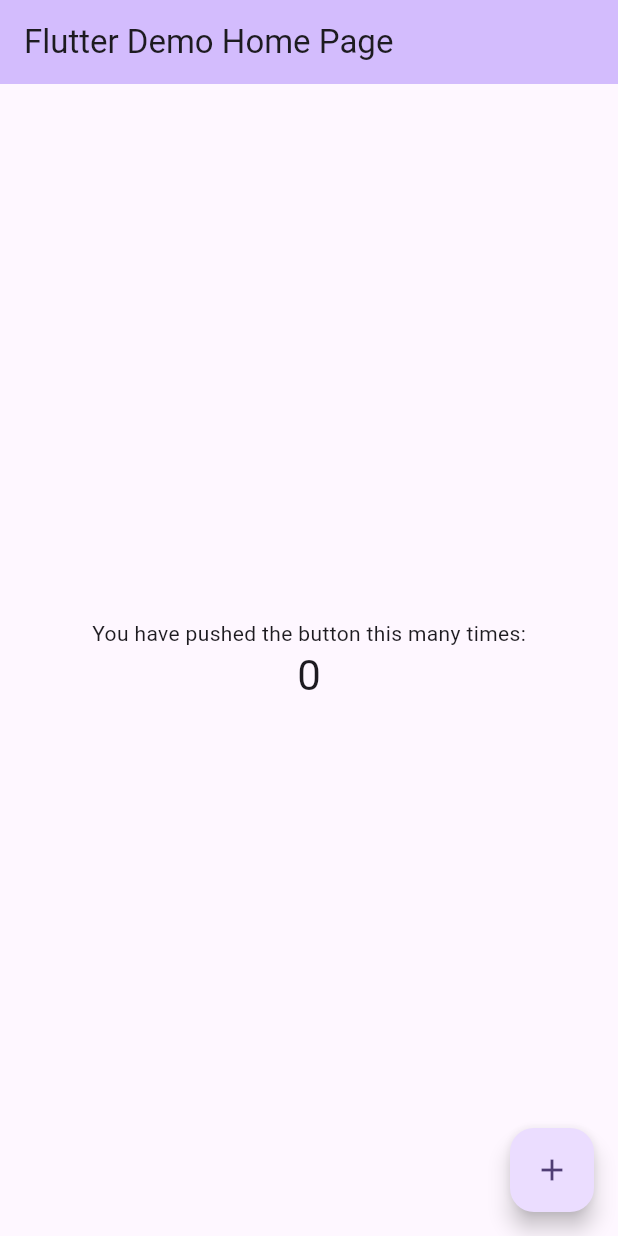
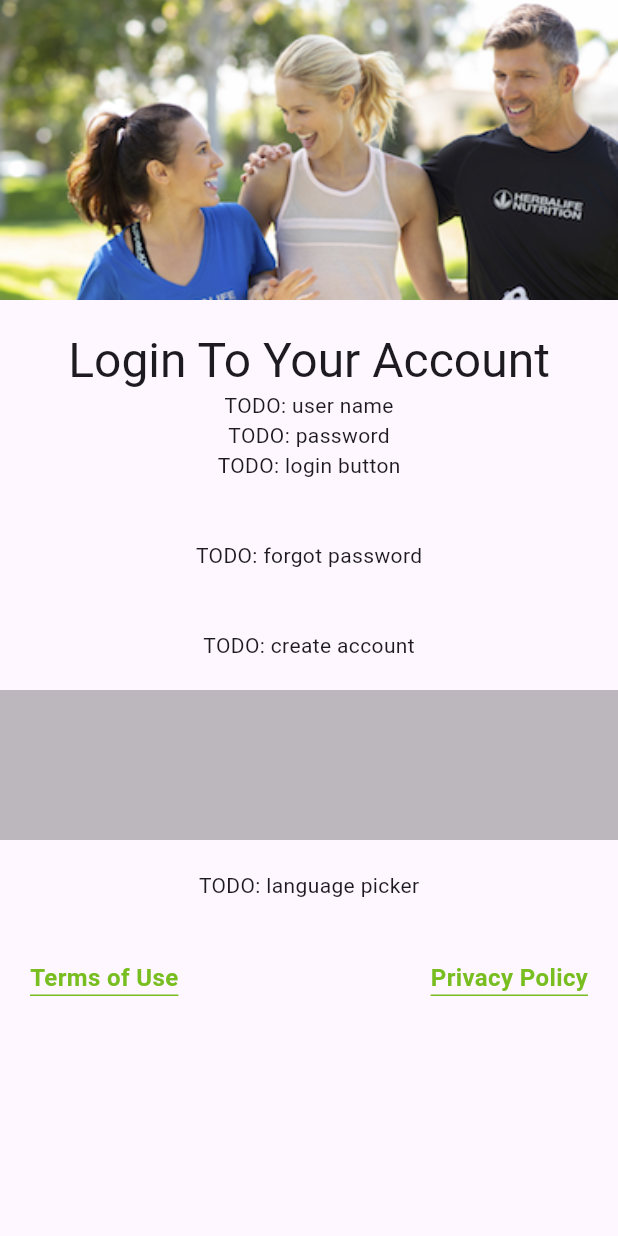
Before and after one commit to ulrichsi-hrbl/auth_module, a Flutter app: the screen it shows after launch, on a phone screen of 412 x 824 dp. Run offline on Flutter 3.47's test engine with Material 2 defaults, Android fonts, the light colour scheme and no system bars.

Commit message:
login screen started

```diff
--- a/lib/main.dart
+++ b/lib/main.dart
@@ -1,3 +1,4 @@
+import 'package:authenticate/authenticate.dart';
 import 'package:flutter/material.dart';
 
 void main() {
@@ -31,95 +32,8 @@ class MyApp extends StatelessWidget {
           colorScheme: ColorScheme.fromSeed(seedColor: Colors.deepPurple),
           useMaterial3: true,
         ),
-      home: const MyHomePage(title: 'Flutter Demo Home Page'),
-    );
+        home: const Scaffold(
+          body: Authenticate(),
+        ));
   }
 }
-
-class MyHomePage extends StatefulWidget {
-  const MyHomePage({super.key, required this.title});
-
-  // This widget is the home page of your application. It is stateful, meaning
-  // that it has a State object (defined below) that contains fields that affect
-  // how it looks.
-
-  // This class is the configuration for the state. It holds the values (in this
-  // case the title) provided by the parent (in this case the App widget) and
-  // used by the build method of the State. Fields in a Widget subclass are
-  // always marked "final".
-
-  final String title;
-
-  @override
-  State<MyHomePage> createState() => _MyHomePageState();
-}
-
-class _MyHomePageState extends State<MyHomePage> {
-  int _counter = 0;
-
-  void _incrementCounter() {
-    setState(() {
-      // This call to setState tells the Flutter framework that something has
-      // changed in this State, which causes it to rerun the build method below
-      // so that the display can reflect the updated values. If we changed
-      // _counter without calling setState(), then the build method would not be
-      // called again, and so nothing would appear to happen.
-      _counter++;
-    });
-  }
-
-  @override
-  Widget build(BuildContext context) {
-    // This method is rerun every time setState is called, for instance as done
-    // by the _incrementCounter method above.
-    //
-    // The Flutter framework has been optimized to make rerunning build methods
-    // fast, so that you can just rebuild anything that needs updating rather
-    // than having to individually change instances of widgets.
-    return Scaffold(
-      appBar: AppBar(
-        // TRY THIS: Try changing the color here to a specific color (to
-        // Colors.amber, perhaps?) and trigger a hot reload to see the AppBar
-        // change color while the other colors stay the same.
-        backgroundColor: Theme.of(context).colorScheme.inversePrimary,
-        // Here we take the value from the MyHomePage object that was created by
-        // the App.build method, and use it to set our appbar title.
-        title: Text(widget.title),
-      ),
-      body: Center(
-        // Center is a layout widget. It takes a single child and positions it
-        // in the middle of the parent.
-        child: Column(
-          // Column is also a layout widget. It takes a list of children and
-          // arranges them vertically. By default, it sizes itself to fit its
-          // children horizontally, and tries to be as tall as its parent.
-          //
-          // Column has various properties to control how it sizes itself and
-          // how it positions its children. Here we use mainAxisAlignment to
-          // center the children vertically; the main axis here is the vertical
-          // axis because Columns are vertical (the cross axis would be
-          // horizontal).
-          //
-          // TRY THIS: Invoke "debug painting" (choose the "Toggle Debug Paint"
-          // action in the IDE, or press "p" in the console), to see the
-          // wireframe for each widget.
-          mainAxisAlignment: MainAxisAlignment.center,
-          children: <Widget>[
-            const Text(
-              'You have pushed the button this many times:',
-            ),
-            Text(
-              '$_counter',
-              style: Theme.of(context).textTheme.headlineMedium,
-            ),
-          ],
-        ),
-      ),
-      floatingActionButton: FloatingActionButton(
-        onPressed: _incrementCounter,
-        tooltip: 'Increment',
-        child: const Icon(Icons.add),
-      ), // This trailing comma makes auto-formatting nicer for build methods.
-    );
-  }
-}
--- a/packages/authenticate/lib/authenticate.dart
+++ b/packages/authenticate/lib/authenticate.dart
@@ -1,7 +1,44 @@
-library authenticate;
+import 'package:authenticate/widgets/create_account_panel.dart';
+import 'package:authenticate/widgets/forgot_password_panel.dart';
+import 'package:authenticate/widgets/language_picker_panel.dart';
+import 'package:authenticate/widgets/login_panel.dart';
+import 'package:authenticate/widgets/terms_privacy_panel.dart';
+import 'package:flutter/material.dart';
 
-/// A Calculator.
-class Calculator {
-  /// Returns [value] plus 1.
-  int addOne(int value) => value + 1;
+class Authenticate extends StatefulWidget {
+  const Authenticate({super.key});
+
+  @override
+  State<Authenticate> createState() => _AuthenticateState();
 }
+
+class _AuthenticateState extends State<Authenticate> {
+  @override
+  Widget build(BuildContext context) {
+    return CustomScrollView(
+      slivers: <Widget>[
+        SliverAppBar(
+          backgroundColor: Colors.green,
+          expandedHeight: 200.0,
+          flexibleSpace: FlexibleSpaceBar(
+            background: Image.asset(
+                'packages/authenticate/assets/images/loginHeader.png',
+                fit: BoxFit.cover),
+          ),
+        ),
+        SliverList(
+          delegate: SliverChildListDelegate(
+            [
+              LoginPanel(),
+              ForgotPasswordPanel(),
+              CreateAccountPanel(),
+              Container(color: Colors.black26, height: 100),
+              LanguagePickerPanel(),
+              TermsOfUsePrivacyPanel(),
+            ],
+          ),
+        ),
+      ],
+    );
+  }
+}
--- /dev/null
+++ b/packages/authenticate/lib/widgets/create_account_panel.dart
@@ -0,0 +1,21 @@
+import 'package:flutter/material.dart';
+
+class CreateAccountPanel extends StatelessWidget {
+  const CreateAccountPanel({super.key});
+
+  @override
+  Widget build(BuildContext context) {
+    return const Column(
+      mainAxisSize: MainAxisSize.min,
+      children: [
+        SizedBox(
+          height: 20,
+        ),
+        Text('TODO: create account'),
+        SizedBox(
+          height: 20,
+        ),
+      ],
+    );
+  }
+}
--- /dev/null
+++ b/packages/authenticate/lib/widgets/forgot_password_panel.dart
@@ -0,0 +1,21 @@
+import 'package:flutter/material.dart';
+
+class ForgotPasswordPanel extends StatelessWidget {
+  const ForgotPasswordPanel({super.key});
+
+  @override
+  Widget build(BuildContext context) {
+    return const Column(
+      mainAxisSize: MainAxisSize.min,
+      children: [
+        SizedBox(
+          height: 20,
+        ),
+        Text('TODO: forgot password'),
+        SizedBox(
+          height: 20,
+        ),
+      ],
+    );
+  }
+}
--- /dev/null
+++ b/packages/authenticate/lib/widgets/language_picker_panel.dart
@@ -0,0 +1,21 @@
+import 'package:flutter/material.dart';
+
+class LanguagePickerPanel extends StatelessWidget {
+  const LanguagePickerPanel({super.key});
+
+  @override
+  Widget build(BuildContext context) {
+    return const Column(
+      mainAxisSize: MainAxisSize.min,
+      children: [
+        SizedBox(
+          height: 20,
+        ),
+        Text('TODO: language picker'),
+        SizedBox(
+          height: 20,
+        ),
+      ],
+    );
+  }
+}
--- /dev/null
+++ b/packages/authenticate/lib/widgets/login_panel.dart
@@ -0,0 +1,25 @@
+import 'package:flutter/material.dart';
+
+class LoginPanel extends StatefulWidget {
+  const LoginPanel({super.key});
+
+  @override
+  State<LoginPanel> createState() => _LoginPanelState();
+}
+
+class _LoginPanelState extends State<LoginPanel> {
+  @override
+  Widget build(BuildContext context) {
+    return Column(
+      mainAxisSize: MainAxisSize.min,
+      children: [
+        SizedBox(height: 20,),
+        Text('Login To Your Account', style: Theme.of(context).textTheme.headlineLarge),
+        Text('TODO: user name'),
+        Text('TODO: password'),
+        Text('TODO: login button'),
+        SizedBox(height: 20,),
+      ],
+    );
+  }
+}
--- /dev/null
+++ b/packages/authenticate/lib/widgets/terms_privacy_panel.dart
@@ -0,0 +1,83 @@
+import 'package:authenticate/widgets/underlined_tappable_text.dart';
+import 'package:flutter/material.dart';
+
+class TermsOfUsePrivacyPanel extends StatelessWidget {
+  const TermsOfUsePrivacyPanel({super.key});
+
+  void handleTermsOfUseTap(BuildContext context) {
+    debugPrint('handleTermsOfUseTap');
+    showModalBottomSheet<void>(
+      context: context,
+      builder: (BuildContext context) {
+        return Container(
+          height: 300,
+          color: Colors.amber,
+          child: Column(
+            mainAxisAlignment: MainAxisAlignment.start,
+            mainAxisSize: MainAxisSize.min,
+            children: <Widget>[
+              AppBar(),
+              const SizedBox(
+                height: 80,
+              ),
+              const Text('TODO: load web view'),
+            ],
+          ),
+        );
+      },
+    );
+  }
+
+  void handlePrivacyPolicyTap(BuildContext context) {
+    debugPrint('handlePrivacyPolicyTap');
+    showModalBottomSheet<void>(
+      context: context,
+      builder: (BuildContext context) {
+        return Container(
+          color: Colors.orangeAccent,
+          height: 300,
+          child: Column(
+            mainAxisAlignment: MainAxisAlignment.start,
+            mainAxisSize: MainAxisSize.min,
+            children: <Widget>[
+              AppBar(),
+              const SizedBox(
+                height: 80,
+              ),
+              const Text('TODO: load web view'),
+            ],
+          ),
+        );
+      },
+    );
+  }
+
+  @override
+  Widget build(BuildContext context) {
+    return Column(
+      mainAxisSize: MainAxisSize.min,
+      children: [
+        const SizedBox(
+          height: 20,
+        ),
+        Padding(
+          padding: EdgeInsets.symmetric(horizontal: 20),
+          child: Row(
+            mainAxisAlignment: MainAxisAlignment.spaceBetween,
+            children: [
+              UnderlinedTappableText(
+                  text: 'Terms of Use',
+                  callback: () => handleTermsOfUseTap(context)),
+              UnderlinedTappableText(
+                  text: 'Privacy Policy',
+                  callback: () => handlePrivacyPolicyTap(context)),
+            ],
+          ),
+        ),
+        const SizedBox(
+          height: 20,
+        ),
+      ],
+    );
+  }
+}
--- /dev/null
+++ b/packages/authenticate/lib/widgets/underlined_tappable_text.dart
@@ -0,0 +1,41 @@
+import 'package:flutter/material.dart';
+
+class UnderlinedTappableText extends StatelessWidget {
+  final String text;
+  final VoidCallback callback;
+
+  const UnderlinedTappableText(
+      {required this.text, required this.callback, super.key});
+
+  @override
+  Widget build(BuildContext context) {
+    return GestureDetector(
+      onTap: callback,
+      child: Container(
+        decoration: const BoxDecoration(
+            border: Border(
+                bottom: BorderSide(
+          width: 1,
+          color: Color.fromARGB(
+            255,
+            120,
+            190,
+            32,
+          ),
+        ))),
+        child: Text(
+          text!,
+          style: const TextStyle(
+              color: Color.fromARGB(
+                255,
+                120,
+                190,
+                32,
+              ),
+              fontSize: 16,
+              fontWeight: FontWeight.bold),
+        ),
+      ),
+    );
+  }
+}
--- a/pubspec.yaml
+++ b/pubspec.yaml
@@ -30,6 +30,8 @@ environment:
 dependencies:
   flutter:
     sdk: flutter
+  authenticate:
+    path: packages/authenticate
 
 
   # The following adds the Cupertino Icons font to your application.
@@ -62,6 +64,8 @@ flutter:
   # assets:
   #   - images/a_dot_burr.jpeg
   #   - images/a_dot_ham.jpeg
+  assets:
+    - assets/images/loginHeader.png
 
   # An image asset can refer to one or more resolution-specific "variants", see
   # https://flutter.dev/assets-and-images/#resolution-aware
```
Also changed, not shown: packages/authenticate/pubspec.yaml (+7 -3 lines), assets/images/loginHeader.png (added), packages/authenticate/assets/images/loginHeader.png (added), packages/authenticate/assets/images/onboardingLogo.png (added), pubspec.lock, 7 other files. Lines whose indentation alone changed are shown as unchanged.
